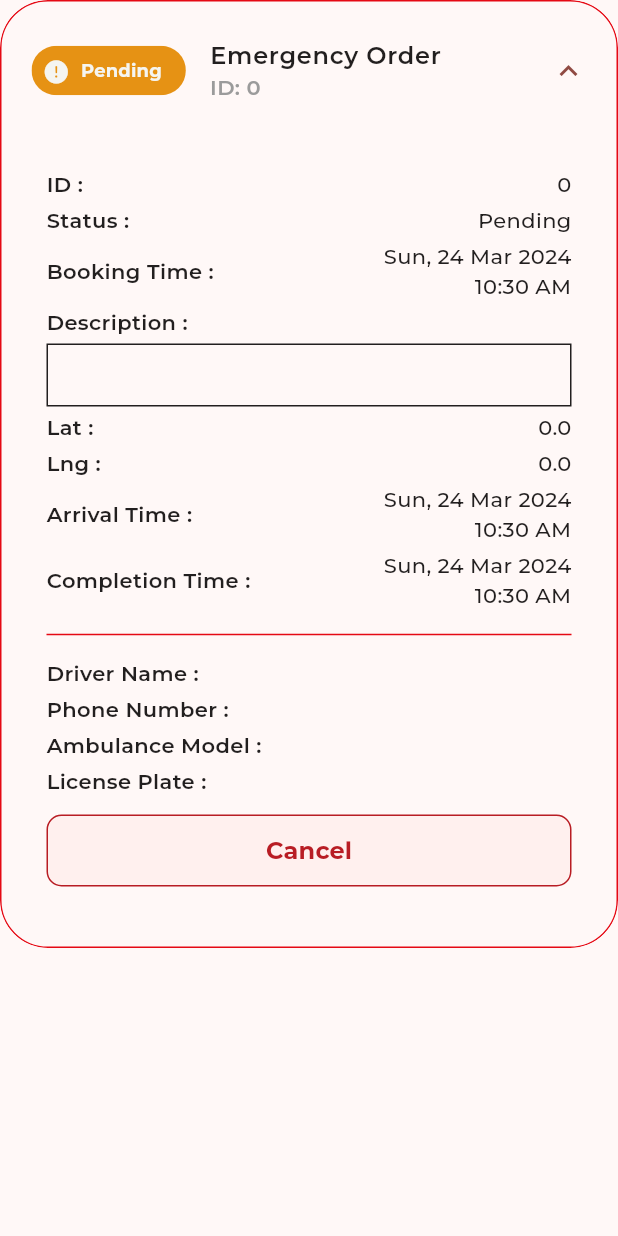
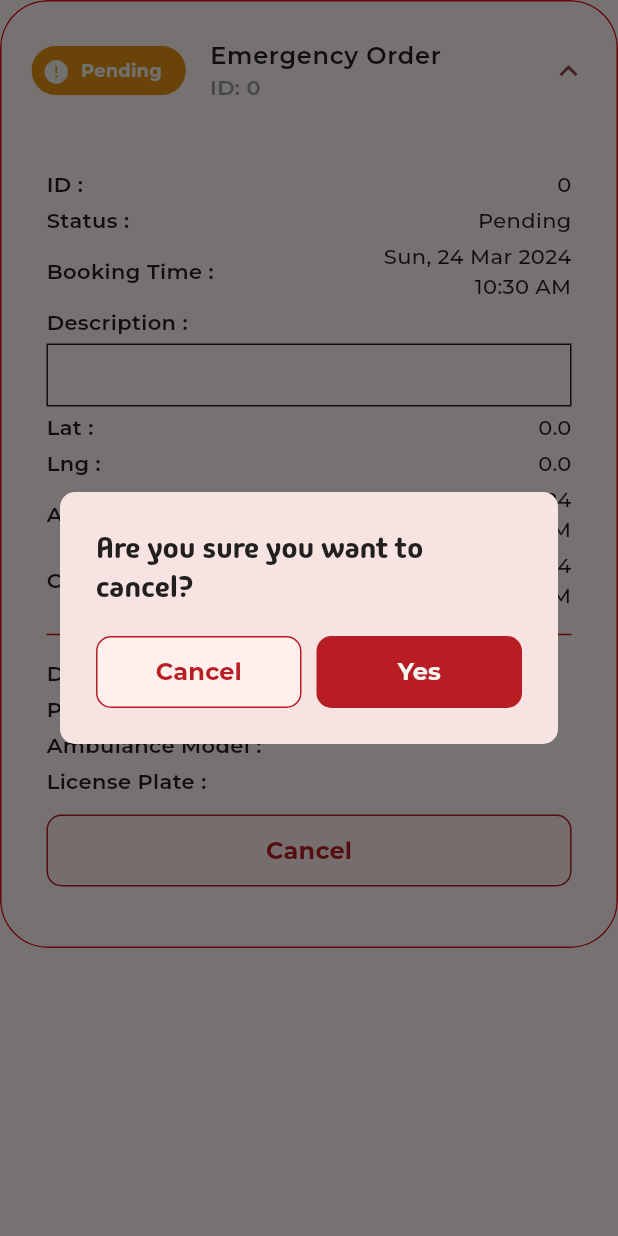
Before and after one commit to memoowi/i-am-app, a Flutter app: the CustomExpandTile widget shown alone on an empty page, opened directly with empty values, after a tap on "Pending", after a tap on "Cancel", on a phone screen of 412 x 824 dp. Run offline on Flutter 3.47's test engine with Material 3 defaults, Android fonts, the phone set to English and light mode, and no system bars; our stand-ins replace animated_notch_bottom_bar, bloc, delightful_toast, dio, flutter_bloc, geolocator and 2 more; accounts and stored records are empty; network calls fail; project files that could hold a hidden picture were left out.

Commit message:
feat: cancel booking logic and contact on whatsapp

```diff
--- /dev/null
+++ b/lib/bloc/booking_event.dart
@@ -0,0 +1,30 @@
+part of 'booking_bloc.dart';
+
+@immutable
+sealed class BookingEvent {}
+
+class NewBookingEvent extends BookingEvent {
+  final BuildContext context;
+  final String description;
+  final double latitude;
+  final double longitude;
+  final DateTime bookingTime;
+
+  NewBookingEvent({
+    required this.context,
+    required this.description,
+    required this.latitude,
+    required this.longitude,
+    required this.bookingTime,
+  });
+}
+
+class CancelBookingEvent extends BookingEvent {
+  final BuildContext context;
+  final int id;
+
+  CancelBookingEvent({
+    required this.context,
+    required this.id,
+  });
+}
--- /dev/null
+++ b/lib/bloc/booking_state.dart
@@ -0,0 +1,12 @@
+part of 'booking_bloc.dart';
+
+@immutable
+sealed class BookingState {}
+
+final class BookingInitial extends BookingState {}
+
+class BookingLoading extends BookingState {}
+
+class BookingSuccess extends BookingState {}
+
+class BookingFailed extends BookingState {}
--- a/lib/main.dart
+++ b/lib/main.dart
@@ -2,6 +2,7 @@ import 'package:flutter/cupertino.dart';
 import 'package:flutter/material.dart';
 import 'package:flutter_bloc/flutter_bloc.dart';
 import 'package:i_am/bloc/auth_bloc.dart';
+import 'package:i_am/bloc/booking_bloc.dart';
 import 'package:i_am/bloc/booking_list_bloc.dart';
 import 'package:i_am/screens/auth/login_screen.dart';
 import 'package:i_am/screens/auth/signup_screen.dart';
@@ -19,6 +20,9 @@ void main() {
         ),
         BlocProvider(
           create: (context) => BookingListBloc(),
+        ),
+        BlocProvider(
+          create: (context) => BookingBloc(),
         ),
       ],
       child: const MyApp(),
--- a/lib/utils/config.dart
+++ b/lib/utils/config.dart
@@ -9,4 +9,5 @@ class Config {
 
   // Bookings
   static const String bookingListUrl = "$baseApiUrl/bookings";
+  static const String cancelBookingUrl = "$baseApiUrl/bookings/";
 }
--- a/lib/widgets/custom_expand_tile.dart
+++ b/lib/widgets/custom_expand_tile.dart
@@ -1,10 +1,14 @@
 import 'package:flutter/cupertino.dart';
 import 'package:flutter/material.dart';
+import 'package:flutter_bloc/flutter_bloc.dart';
+import 'package:i_am/bloc/booking_bloc.dart';
+import 'package:i_am/bloc/booking_list_bloc.dart';
 import 'package:i_am/models/booking_list_model.dart';
 import 'package:i_am/utils/theme.dart';
 import 'package:i_am/widgets/custom_filled_button.dart';
 import 'package:i_am/widgets/custom_outline_button.dart';
 import 'package:intl/intl.dart';
+import 'package:url_launcher/url_launcher.dart';
 
 enum StatusType {
   pending,
@@ -301,14 +305,70 @@ class CustomExpandTile extends StatelessWidget {
                     status == StatusType.picked ||
                     status == StatusType.completed
                 ? CustomFilledButton(
-                    onPressed: () {},
+                    onPressed: () async {
+                      // final url = 'tel:${data.ambulance!.user!.phoneNumber}';
+                      final phoneNumber = data.ambulance!.user!.phoneNumber;
+                      final url = 'https://wa.me/$phoneNumber';
+                      await launchUrl(Uri.parse(url));
+                    },
                     text: 'Contact',
                   )
                 : SizedBox.shrink(),
             status == StatusType.pending
-                ? CustomOutlineButton(
-                    onPressed: () {},
-                    text: 'Cancel',
+                ? BlocConsumer<BookingBloc, BookingState>(
+                    listener: (context, state) {
+                      if (state is BookingSuccess || state is BookingFailed) {
+                        Navigator.pop(context);
+                        context.read<BookingListBloc>().add(FetchBookingList());
+                      }
+                    },
+                    builder: (context, state) => CustomOutlineButton(
+                      onPressed: () {
+                        showDialog(
+                          context: context,
+                          builder: (context) => AlertDialog(
+                            shape: RoundedRectangleBorder(
+                              borderRadius: BorderRadius.circular(10.0),
+                            ),
+                            title:
+                                const Text('Are you sure you want to cancel?'),
+                            titleTextStyle:
+                                CustomTextStyles.darkMadimi.copyWith(
+                              fontSize: 20,
+                            ),
+                            actions: [
+                              Row(
+                                children: [
+                                  Expanded(
+                                    child: CustomOutlineButton(
+                                      text: 'Cancel',
+                                      onPressed: () {
+                                        Navigator.pop(context);
+                                      },
+                                    ),
+                                  ),
+                                  const SizedBox(width: 10),
+                                  Expanded(
+                                    child: CustomFilledButton(
+                                      text: 'Yes',
+                                      onPressed: (state is BookingLoading)
+                                          ? null
+                                          : () {
+                                              context.read<BookingBloc>().add(
+                                                  CancelBookingEvent(
+                                                      context: context,
+                                                      id: data.id!));
+                                            },
+                                    ),
+                                  ),
+                                ],
+                              )
+                            ],
+                          ),
+                        );
+                      },
+                      text: 'Cancel',
+                    ),
                   )
                 : SizedBox.shrink(),
           ],
--- a/pubspec.yaml
+++ b/pubspec.yaml
@@ -43,6 +43,7 @@ dependencies:
   geolocator: ^11.0.0
   delightful_toast: ^1.1.0
   intl: ^0.19.0
+  url_launcher: ^6.2.5
 
 dev_dependencies:
   flutter_test:
```
Also changed, not shown: lib/bloc/booking_bloc.dart (added, +57 -0 lines), lib/screens/pages/list_page.dart (+11 -1 lines), lib/screens/pages/tabs/history_tabs.dart (+14 -0 lines), lib/screens/pages/tabs/ongoing_tabs.dart (+14 -0 lines), pubspec.lock, 5 other files.
